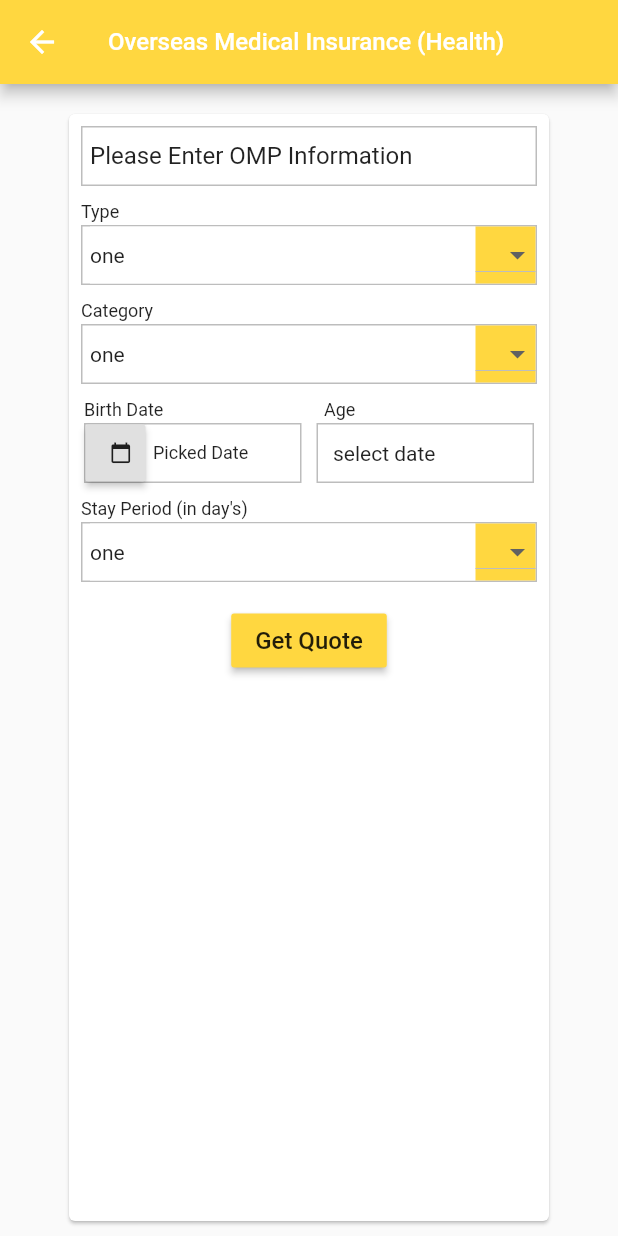
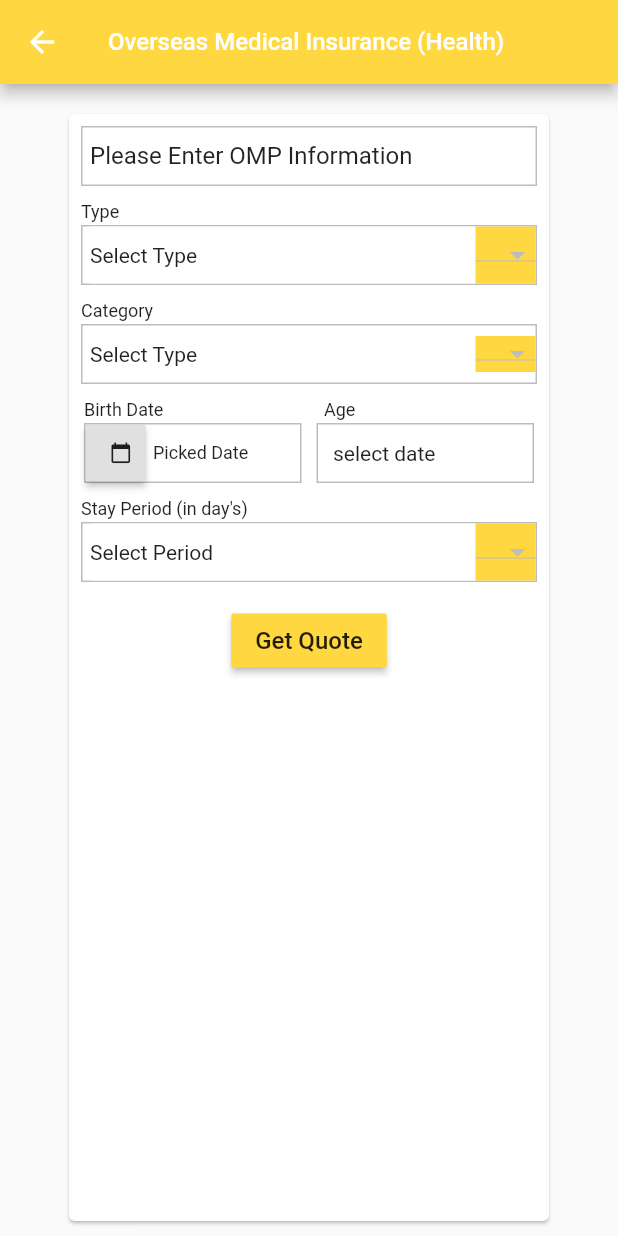
Before and after one commit to habibakij/bnic, a Flutter app: the OMIH screen opened directly, on a phone screen of 412 x 824 dp. Run offline on Flutter 3.47's test engine with Material 2 defaults, Android fonts, the phone set to English and light mode, and no system bars; our stand-ins replace fluttertoast, webview_flutter; network calls fail.

Commit message:
almost complete overseas medical

```diff
--- a/lib/OverseasMedical/omih.dart
+++ b/lib/OverseasMedical/omih.dart
@@ -1,3 +1,5 @@
+import 'dart:convert';
+
 import 'package:bnic/Network/omihmodel.dart';
 import 'package:bnic/util/constants.dart';
 import 'package:flutter/cupertino.dart';
@@ -9,46 +11,75 @@ class OMIH extends StatefulWidget {
   _OMIHState createState() => _OMIHState();
 }
 
-Future<TypeModel> postType() async{
-  String postTypeUrl= Constant.TYPE_LIST;
+class _OMIHState extends State<OMIH> {
 
-  final response= await http.post(postTypeUrl, body: {
-    "type_id","4",
-  });
-  if(response.statusCode == 201){
-    final String allDate= response.body;
-    print(allDate);
-    return typeModelFromJson(allDate);
-  } else{
-    return null;
-  }
-}
-
-
-class _OMIHState extends State<OMIH> {
-  Future<TypeModel> _future;
-  var list;
-  var _list= ["one","two","tree"];
-  var _selectItem = "one";
-  DateTime _dateTime;
   var date = DateTime.parse("2019-04-16 12:18:06.018950");
   var formattedDate;
   var years;
 
+  /// Type select area
+  var typeList;
+  var typeListItem;
+  var getTypeId;
+  String postTypeUrl= 'http://online.bnicl.net/api/insurance-sub-type/list';
+  Future<String> postType() async{
+    await http.post(postTypeUrl, body: {
+      'type_id':'4',
+    }).then((response){
+      var decode= json.decode(response.body);
+      setState((){
+        typeList = decode['list'];
+      });
+      print("Type area: $decode");
+    });
+  }
+
+  /// Category select area
+  var categoryList;
+  var categoryListItem;
+  var getCategoryId;
+  String postCategoryUrl= 'http://online.bnicl.net/api/insurance-category/list';
+  Future<String> postCategory(var id) async{
+    print("get_type_id: $id");
+    await http.post(postCategoryUrl, body: {
+      'sub_type_id':id,
+    }).then((response){
+      var decode= json.decode(response.body);
+      setState((){
+        categoryList = decode['list'];
+      });
+      print("Category area: $decode");
+    });
+  }
+
+
+  /// Stay period select area
+  var stayPeriodList;
+  var stayPeriodListItem;
+  var getStayPeriodId;
+  String postStayPeriodUrl= 'http://online.bnicl.net/api/insurance-omp-charge/list';
+  Future<String> postStayPeriod(var getTypeID, var getCategoryID) async{
+    print("get_type_id: $getTypeID");
+    print("get_category_id: $getCategoryID");
+    await http.post(postStayPeriodUrl, body: {
+      'type_id':'4',
+      'sub_type_id':getTypeID,
+      'category_id':getCategoryID,
+
+    }).then((response){
+      var decode= json.decode(response.body);
+      setState((){
+        stayPeriodList = decode['list'];
+      });
+      print("Stay period area: $decode");
+    });
+  }
+
   @override
   void initState() {
     // TODO: implement initState
+    postType();
     super.initState();
-    _future= postType();
-  }
-
-  Future<void> getJsonTypeData () async {
-    list.add("select type");
-    TypeModel typeModel= await postType();
-    int length= typeModel.list.length;
-    for(int i=0; i<length; i++){
-      list.add([i]);
-    }
   }
 
   @override
@@ -76,20 +107,6 @@ class _OMIHState extends State<OMIH> {
               crossAxisAlignment: CrossAxisAlignment.start,
               children: <Widget>[
 
-                /*FutureBuilder<TypeModel>(
-                  future: _future,
-                  builder: (context, snapshot){
-                    if(snapshot.hasData){
-                      int len= snapshot.data.list.length;
-                      print(snapshot.data);
-                      for(int i=0; i<len; i++){
-                        list.add(snapshot.data.list[i].name);
-                      }
-                    }
-                    return CircularProgressIndicator();
-                  },
-                ),*/
-
                 Container(
                   height: 40.0,
                   width: 320.0,
@@ -108,16 +125,9 @@ class _OMIHState extends State<OMIH> {
                   height: 10.0,
                 ),
 
-                Text(
-                  "Type",
-                  style: TextStyle(
-                    fontSize: 12.0,
-                  ),
-                ),
+                Text("Type", style: TextStyle(fontSize: 12.0,),),
 
-                SizedBox(
-                  height: 2.0,
-                ),
+                SizedBox(height: 2.0,),
 
                 /// select type spinner(dropdown list)
                 Container(
@@ -133,7 +143,8 @@ class _OMIHState extends State<OMIH> {
                         width: 257.0,
                         color: Colors.white,
                         alignment: Alignment.centerLeft,
-                        child: Text(_selectItem)),
+                        child: Text(typeListItem == null ? "Select Type":typeListItem)
+                    ),
 
                     Container(
                       width: 40.0,
@@ -141,41 +152,34 @@ class _OMIHState extends State<OMIH> {
                       alignment: Alignment.centerRight,
                       child: DropdownButton<String>(
                         isExpanded: true,
-                        items: _list.map((String _currentSelected) {
-                          return DropdownMenuItem<String>(
-                            value: _currentSelected,
-                            child: Text(
-                              _currentSelected,
-                              style: TextStyle(fontSize: 12.0),
-                            ),
-                          );
-                        }).toList(),
-
-                        onChanged: (String _newSelected) {
+                        onChanged: (_newSelected) {
                           setState(() {
-                            this._selectItem = _newSelected;
+                            typeListItem = _newSelected;
+                            postType();
+                            print("type: $typeListItem");
                           });
                         },
-                        //value: _selectItem,
+                        items: typeList?.map<DropdownMenuItem<String>>((_item) {
+                          return DropdownMenuItem<String>(
+                            child: new Text(_item['name'], style: TextStyle(fontSize: 12.0),),
+                            value: _item['name'].toString(),
+                            onTap: (){
+                              getTypeId= _item['id'].toString();
+                              print("type id: $getTypeId for select category.");
+                              postCategory(getTypeId);
+                            },
+                          );
+                        })?.toList(),
                       ),
                     ),
                   ]),
                 ),
 
-                SizedBox(
-                  height: 10.0,
-                ),
+                SizedBox(height: 10.0,),
 
-                Text(
-                  "Category",
-                  style: TextStyle(
-                    fontSize: 12.0,
-                  ),
-                ),
+                Text("Category", style: TextStyle(fontSize: 12.0,)),
 
-                SizedBox(
-                  height: 2.0,
-                ),
+                SizedBox(height: 2.0,),
 
                 /// select category type spinner(dropdown list)
                 Container(
@@ -183,42 +187,44 @@ class _OMIHState extends State<OMIH> {
                   width: 320.0,
                   alignment: Alignment.centerLeft,
                   padding: EdgeInsets.fromLTRB(5.0, 0.0, 0.0, 0.0),
-                  decoration:
-                  BoxDecoration(border: Border.all(color: Colors.black26)),
+                  decoration: BoxDecoration(border: Border.all(color: Colors.black26)),
+
                   child: Row(
                       children: <Widget>[
                     Container(
                         width: 257.0,
                         color: Colors.white,
-                        child: Text(_selectItem)),
+                        child: Text(categoryListItem == null ? "Select Type":categoryListItem)
+                    ),
+
                     Container(
                       width: 40.0,
                       color: Colors.amberAccent,
                       child: DropdownButton<String>(
                         isExpanded: true,
-                        items: _list.map((String _currentSelected) {
-                          return DropdownMenuItem<String>(
-                            value: _currentSelected,
-                            child: Text(
-                              _currentSelected,
-                              style: TextStyle(fontSize: 12.0),
-                            ),
-                          );
-                        }).toList(),
-                        onChanged: (String _newSelected) {
+                        onChanged: (_newSelected) {
                           setState(() {
-                            this._selectItem = _newSelected;
+                            categoryListItem = _newSelected;
+                            print("category $categoryListItem");
                           });
                         },
-                        //value: _selectItem,
+                        items: categoryList?.map<DropdownMenuItem<String>>((_item) {
+                          return DropdownMenuItem<String>(
+                            child: new Text(_item['name'], style: TextStyle(fontSize: 12.0),),
+                            value: _item['name'].toString(),
+                            onTap: (){
+                              getCategoryId= _item['id'].toString();
+                              print("category id: $getCategoryId for stay period.");
+                              postStayPeriod(getTypeId, getCategoryId);
+                            },
+                          );
+                        })?.toList(),
                       ),
                     ),
                   ]),
                 ),
 
-                SizedBox(
-                  height: 10.0,
-                ),
+                SizedBox(height: 10.0,),
 
                 /// birth day and age text in row
                 Row(
@@ -245,9 +251,7 @@ class _OMIHState extends State<OMIH> {
                   ],
                 ),
 
-                SizedBox(
-                  height: 2.0,
-                ),
+                SizedBox(height: 2.0,),
 
                 /// birth date picker and age calculate in a row
                 Row(
@@ -300,9 +304,7 @@ class _OMIHState extends State<OMIH> {
                       ]),
                     ),
 
-                    SizedBox(
-                      width: 10.0,
-                    ),
+                    SizedBox(width: 10.0,),
                     /// Calculate year
                     Container(
                       height: 40.0,
@@ -317,64 +319,51 @@ class _OMIHState extends State<OMIH> {
                   ],
                 ),
 
-                SizedBox(
-                  height: 10.0,
-                ),
+                SizedBox(height: 10.0,),
 
-                Text(
-                  "Stay Period (in day's)",
-                  style: TextStyle(
-                    fontSize: 12.0,
-                  ),
-                ),
+                Text("Stay Period (in day's)", style: TextStyle(fontSize: 12.0,),),
 
-                SizedBox(
-                  height: 2.0,
-                ),
+                SizedBox(height: 2.0,),
 
-                /// select type spinner(dropdown list)
+                /// select Stay period spinner(dropdown list)
                 Container(
                   height: 40.0,
                   width: 320.0,
                   alignment: Alignment.centerLeft,
                   padding: EdgeInsets.fromLTRB(5.0, 0.0, 0.0, 0.0),
-                  decoration:
-                  BoxDecoration(border: Border.all(color: Colors.black26)),
+                  decoration: BoxDecoration(border: Border.all(color: Colors.black26)),
                   child: Row(children: <Widget>[
                     Container(
                         width: 257.0,
                         color: Colors.white,
                         alignment: Alignment.centerLeft,
-                        child: Text(_selectItem)),
+                        child: Text(stayPeriodListItem == null ? "Select Period":stayPeriodListItem)
+                    ),
                     Container(
                       width: 40.0,
                       color: Colors.amberAccent,
                       alignment: Alignment.centerRight,
                       child: DropdownButton<String>(
                         isExpanded: true,
-                        items: _list.map((String _currentSelected) {
-                          return DropdownMenuItem<String>(
-                            value: _currentSelected,
-                            child: Text(
-                              _currentSelected,
-                              style: TextStyle(fontSize: 12.0),
-                            ),
-                          );
-                        }).toList(),
-                        onChanged: (String _newSelected) {
+                        onChanged: (_newSelected) {
                           setState(() {
-                            this._selectItem = _newSelected;
+                            stayPeriodListItem = _newSelected;
+                            print("Stay Period: $stayPeriodListItem");
                           });
                         },
-                        //value: _selectItem,
+
+                        items: stayPeriodList?.map<DropdownMenuItem<String>>((_item) {
+                          return DropdownMenuItem<String>(
+                            child: new Text(_item['stay'], style: TextStyle(fontSize: 12.0),),
+                            value: _item['stay'].toString(),
+                          );
+                        })?.toList(),
                       ),
                     ),
                   ]),
                 ),
 
-                SizedBox(
-                  height: 15.0,
-                ),
+                SizedBox(height: 15.0,),
 
                 /// RaiseButton
                 Row(
```
